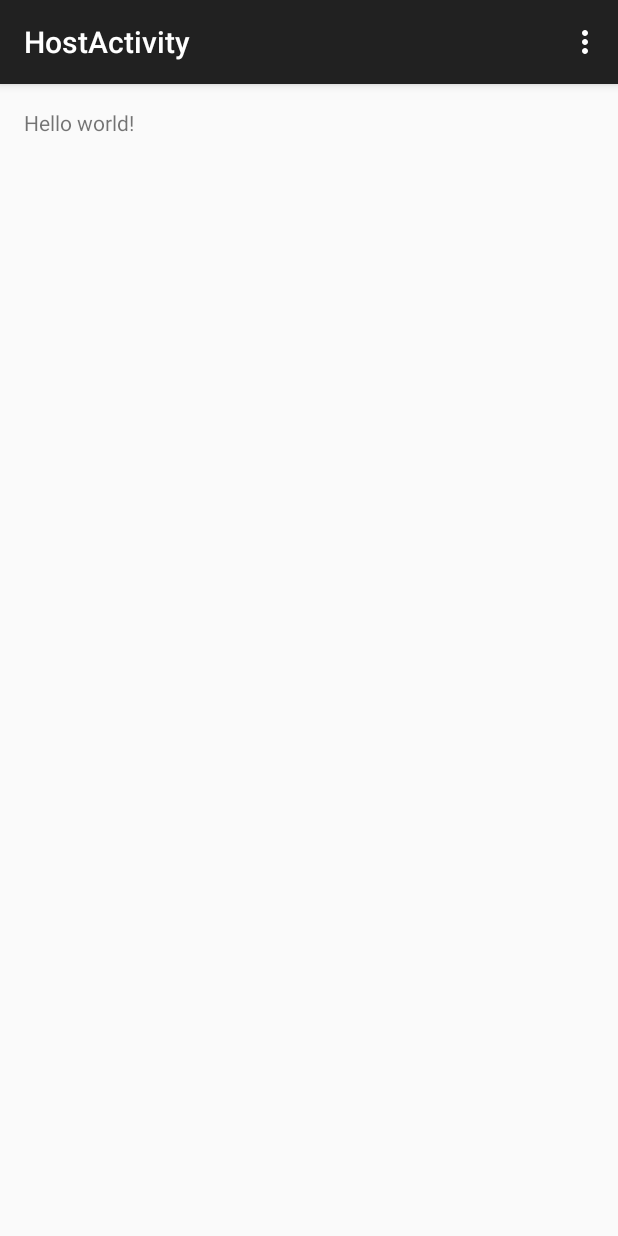
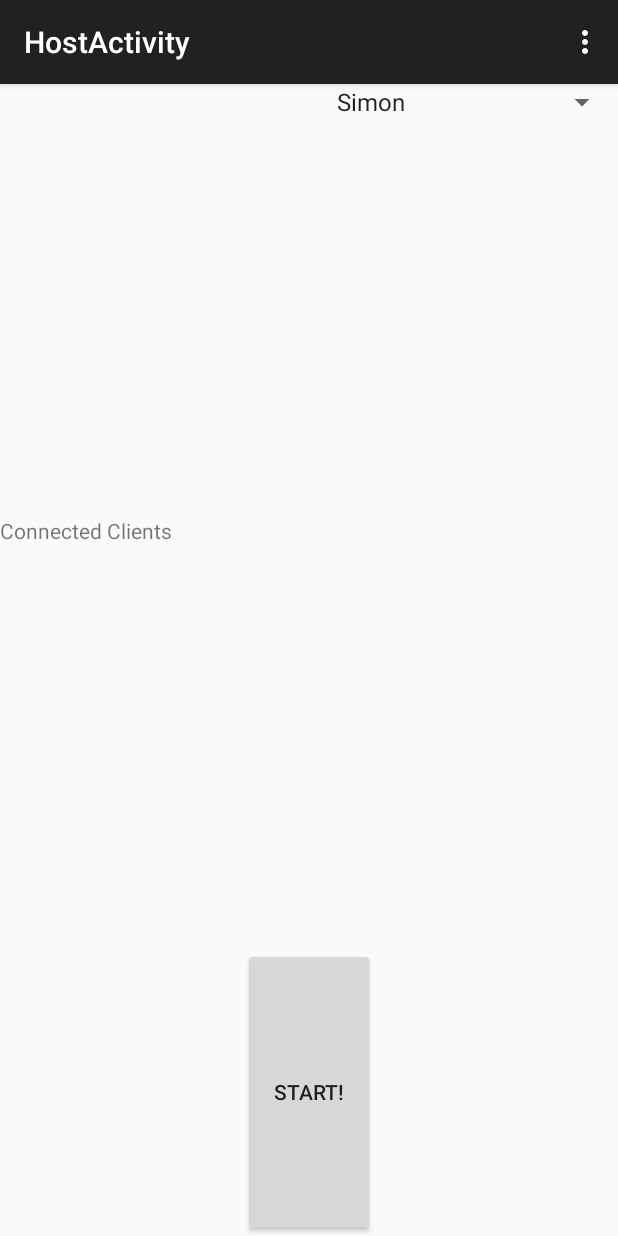
Before and after one commit to samcorcoran/CompetitiveColours, an Android app: the HostActivity screen opened directly, with no data from a screen before it, on a phone screen of 412 x 824 dp. Run offline under Robolectric (Android 15) with nearby library versions, the phone set to English and light mode, and no system bars.

Commit message:
host activity

```diff
--- a/CompetitiveColours/app/build.gradle
+++ b/CompetitiveColours/app/build.gradle
@@ -5,7 +5,7 @@ android {
     buildToolsVersion "19.0.3"
 
     defaultConfig {
-        minSdkVersion 8
+        minSdkVersion 14
         targetSdkVersion 19
         versionCode 1
         versionName "1.0"
--- a/CompetitiveColours/app/src/main/AndroidManifest.xml
+++ b/CompetitiveColours/app/src/main/AndroidManifest.xml
@@ -4,6 +4,9 @@
 
     <uses-permission android:name="android.permission.BLUETOOTH" />
     <uses-permission android:name="android.permission.BLUETOOTH_ADMIN" />
+    <uses-sdk
+        android:minSdkVersion="14"
+        android:targetSdkVersion="19" />
 
     <application
         android:allowBackup="true"
--- a/CompetitiveColours/app/src/main/res/layout/activity_host.xml
+++ b/CompetitiveColours/app/src/main/res/layout/activity_host.xml
@@ -1,16 +1,52 @@
-<RelativeLayout xmlns:android="http://schemas.android.com/apk/res/android"
-    xmlns:tools="http://schemas.android.com/tools"
-    android:layout_width="match_parent"
-    android:layout_height="match_parent"
-    android:paddingLeft="@dimen/activity_horizontal_margin"
-    android:paddingRight="@dimen/activity_horizontal_margin"
-    android:paddingTop="@dimen/activity_vertical_margin"
-    android:paddingBottom="@dimen/activity_vertical_margin"
-    tools:context="uk.wycor.competitivecolours.app.HostActivity">
+<LinearLayout
+    android:orientation="vertical"
+    android:layout_width="fill_parent"
+    android:layout_height="fill_parent"
+    xmlns:android="http://schemas.android.com/apk/res/android"
+    android:weightSum="10">
 
-    <TextView
-        android:text="@string/hello_world"
+    <GridLayout
+        android:layout_width="fill_parent"
+        android:layout_height="0dp"
+        android:layout_weight="4"
+        android:columnCount="2"
+        android:rowCount="4">
+
+        <Spinner
+            android:layout_width="wrap_content"
+            android:layout_height="wrap_content"
+            android:id="@+id/game_type_spinner"
+            android:layout_row="0"
+            android:layout_column="1"
+            android:spinnerMode="dialog"
+            android:prompt="@string/choose_game_type"
+            android:entries="@array/game_type_array" />
+    </GridLayout>
+
+    <LinearLayout
+        android:orientation="vertical"
+        android:layout_width="fill_parent"
+        android:layout_height="0dp"
+        android:layout_weight="4">
+
+        <TextView
+            android:layout_width="wrap_content"
+            android:layout_height="wrap_content"
+            android:text="@string/connected_clients"
+            android:id="@+id/connected_clients_label" />
+
+        <ListView
+            android:layout_width="wrap_content"
+            android:layout_height="wrap_content"
+            android:id="@+id/listView" />
+    </LinearLayout>
+
+    <Button
         android:layout_width="wrap_content"
-        android:layout_height="wrap_content" />
+        android:layout_height="wrap_content"
+        android:text="@string/game_start"
+        android:id="@+id/button_game_start"
+        android:layout_gravity="center_horizontal|bottom"
+        android:layout_weight="2" />
 
-</RelativeLayout>
+</LinearLayout>
--- a/CompetitiveColours/app/src/main/res/values/strings.xml
+++ b/CompetitiveColours/app/src/main/res/values/strings.xml
@@ -17,7 +17,12 @@
     <string name="title_activity_host">HostActivity</string>
     <string name="game_start">START!</string>
     <string name="title_activity_game">GameActivity</string>
-    <string name="dummy_button">Dummy Button</string>
-    <string name="dummy_content">DUMMY\nCONTENT</string>
+    <string name="connected_clients">Connected Clients</string>
+    <string name="choose_game_type">Choose game type...</string>
+    <string-array name="game_type_array">
+        <item>Simon</item>
+        <item>King of the Palette</item>
+        <item>Sandbox</item>
+    </string-array>
 
 </resources>
```
